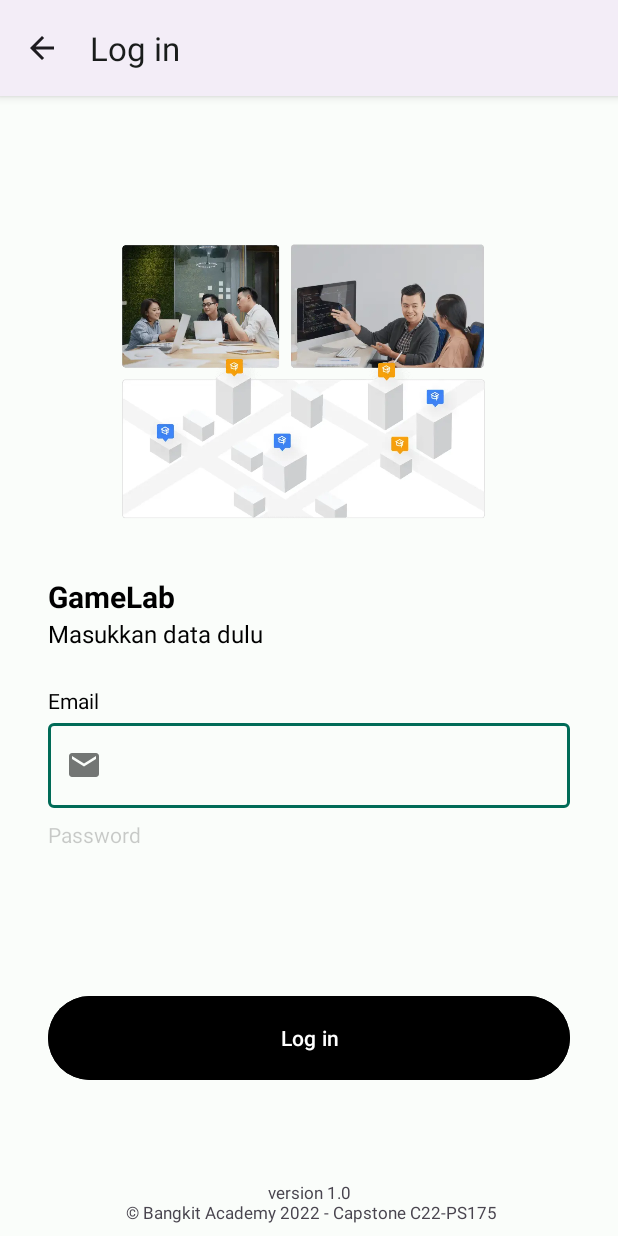
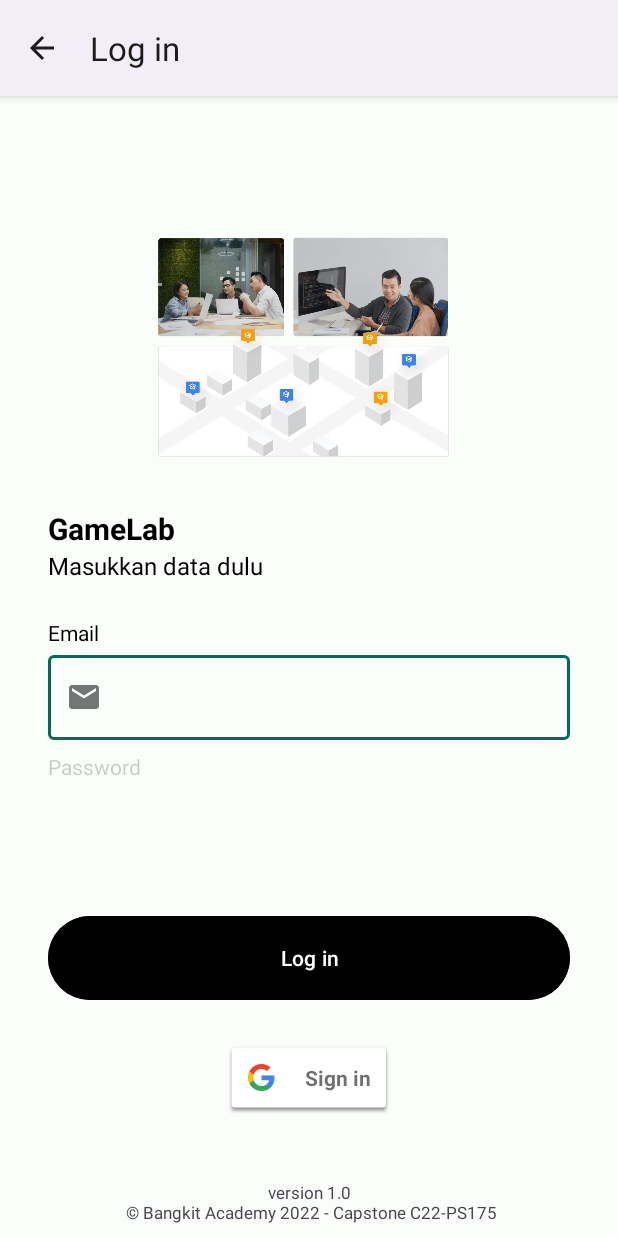
Before and after one commit to nicholashaddou/Capstone-Android-Git, an Android app: the LoginActivity screen opened directly, with no data from a screen before it, on a phone screen of 412 x 824 dp. Run offline under Robolectric (Android 15) with nearby library versions, the light colour scheme and no system bars.

Commit message:
Memasukkan Google Sign in
Memasukkan Google Sign in

```diff
--- a/app/src/main/res/layout/activity_login.xml
+++ b/app/src/main/res/layout/activity_login.xml
@@ -125,7 +125,7 @@
         android:layout_width="0dp"
         android:layout_height="64dp"
         android:layout_marginStart="32dp"
-        android:layout_marginTop="32dp"
+        android:layout_marginTop="24dp"
         android:layout_marginEnd="32dp"
         android:alpha="255"
         android:backgroundTint="@color/black"
@@ -134,13 +134,23 @@
         app:layout_constraintStart_toStartOf="parent"
         app:layout_constraintTop_toBottomOf="@+id/passwordEditTextLayout" />
 
+    <com.google.android.gms.common.SignInButton
+        android:id="@+id/google_signInButton"
+        android:layout_width="wrap_content"
+        android:layout_height="wrap_content"
+        app:layout_constraintBottom_toBottomOf="parent"
+        app:layout_constraintEnd_toEndOf="@+id/loginButton"
+        app:layout_constraintStart_toStartOf="@+id/loginButton"
+        app:layout_constraintTop_toBottomOf="@+id/loginButton"
+        app:layout_constraintVertical_bias="0.222" />
+
     <androidx.constraintlayout.widget.Guideline
         android:id="@+id/guidelineHorizontal"
         android:layout_width="wrap_content"
         android:layout_height="64dp"
         android:orientation="horizontal"
         app:layout_constraintEnd_toEndOf="parent"
-        app:layout_constraintGuide_percent="0.4"
+        app:layout_constraintGuide_percent="0.34"
         app:layout_constraintStart_toStartOf="parent" />
 
     <androidx.constraintlayout.widget.Guideline
```
